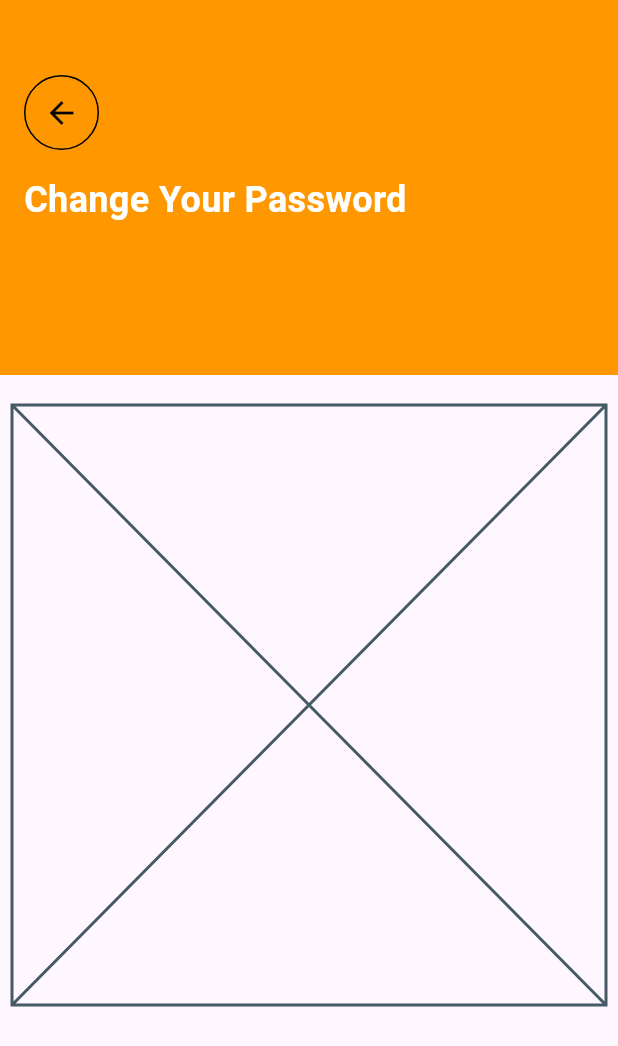
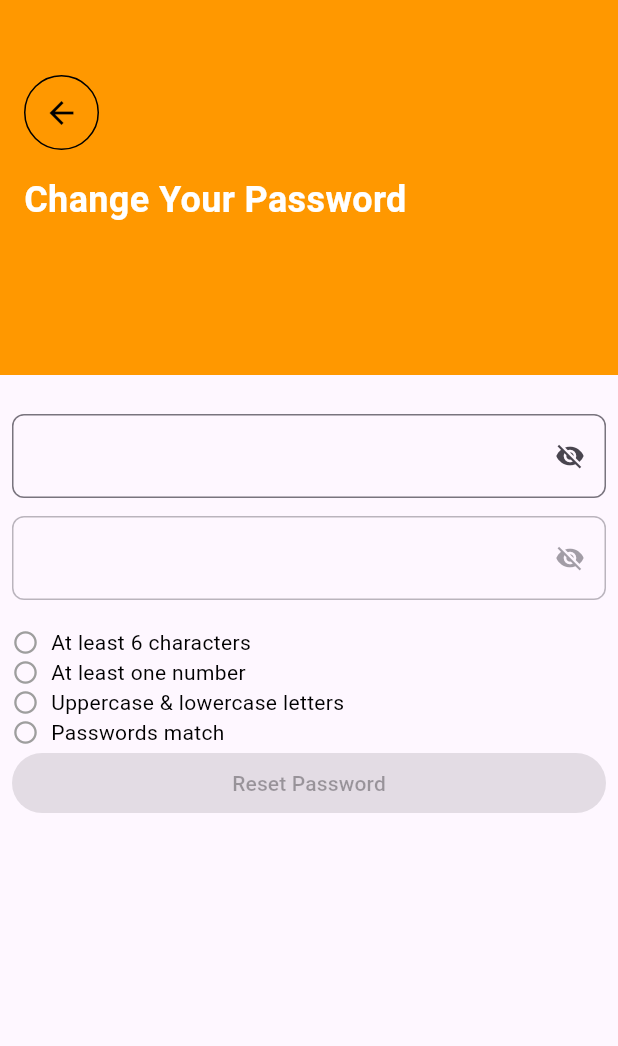
Before and after one commit to farhad-fbm/auth_flutter, a Flutter app: the ChangedPasswordScreen screen opened directly, on a phone screen of 412 x 824 dp. Shown: the top 1046 px of the screen. Run offline on Flutter 3.47's test engine with Material 3 defaults, Android fonts, the phone set to English and light mode, and no system bars.

Commit message:
fixed password update UI

```diff
--- a/lib/common/custom_forget_button.dart
+++ b/lib/common/custom_forget_button.dart
@@ -18,6 +18,7 @@ class CustomForgetButton extends StatelessWidget {
       width: double.infinity,
       child: ElevatedButton(
         onPressed: onPressed,
+
         style: ElevatedButton.styleFrom(
           backgroundColor: bgColor,
           foregroundColor: Colors.black,
@@ -25,6 +26,7 @@ class CustomForgetButton extends StatelessWidget {
           shape: RoundedRectangleBorder(borderRadius: BorderRadius.circular(8)),
         ),
         child: Text(text),
+
       ),
     );
   }
--- a/lib/common/custom_text_field.dart
+++ b/lib/common/custom_text_field.dart
@@ -2,7 +2,7 @@ import 'package:flutter/material.dart';
 
 class CustomTextField extends StatelessWidget {
   final IconData? icon;
-  final String label;
+  final String? label;
   final TextEditingController controller;
   final bool isPassword;
   final bool obscureText;
@@ -10,11 +10,12 @@ class CustomTextField extends StatelessWidget {
   final bool toggleVisible;
   final TextInputType keyboardType;
   final String? Function(String?)? validator;
+  final void Function(String)? onChanged;
 
   const CustomTextField({
     super.key,
     this.icon,
-    required this.label,
+    this.label,
     required this.controller,
     this.isPassword = false,
     this.obscureText = false,
@@ -22,6 +23,7 @@ class CustomTextField extends StatelessWidget {
     this.toggleVisible = false,
     this.keyboardType = TextInputType.text,
     this.validator,
+    this.onChanged,
   });
 
   @override
@@ -33,6 +35,7 @@ class CustomTextField extends StatelessWidget {
         obscureText: obscureText,
         keyboardType: keyboardType,
         validator: validator,
+        onChanged: onChanged,
         decoration: InputDecoration(
           labelText: label,
           border: OutlineInputBorder(borderRadius: BorderRadius.circular(8)),
--- a/lib/screens/changed_password_screen.dart
+++ b/lib/screens/changed_password_screen.dart
@@ -1,5 +1,6 @@
 import 'package:flutter/material.dart';
 import 'package:uione/common/custom_back_button.dart';
+import 'package:uione/common/custom_text_field.dart';
 import 'package:uione/constant/app_colors.dart';
 
 class ChangedPasswordScreen extends StatelessWidget {
@@ -52,8 +53,138 @@ class PasswordInput extends StatefulWidget {
 }
 
 class _PasswordInputState extends State<PasswordInput> {
+  final TextEditingController passwordController = TextEditingController();
+  final TextEditingController confirmPasswordController =
+      TextEditingController();
+
+  bool passwordVisible = false;
+  bool confirmPasswordVisible = false;
+
+  bool hasMinLength = false;
+  bool hasNumber = false;
+  bool hasUpperLower = false;
+  bool passwordsMatch = false;
+
+  void validatePassword(String password) {
+    setState(() {
+      hasMinLength = password.length >= 6;
+      hasNumber = RegExp(r'[0-9]').hasMatch(password);
+      hasUpperLower =
+          RegExp(r'[A-Z]').hasMatch(password) &&
+          RegExp(r'[a-z]').hasMatch(password);
+
+      // update match check too
+      passwordsMatch = password == confirmPasswordController.text;
+    });
+  }
+
+  void validateConfirmPassword(String confirmPassword) {
+    setState(() {
+      passwordsMatch = confirmPassword == passwordController.text;
+    });
+  }
+
+  bool get isPasswordValid => hasMinLength && hasNumber && hasUpperLower;
+
+  @override
+  void dispose() {
+    passwordController.dispose();
+    confirmPasswordController.dispose();
+    super.dispose();
+  }
+
   @override
   Widget build(BuildContext context) {
-    return const Placeholder();
+    return Column(
+      crossAxisAlignment: CrossAxisAlignment.stretch,
+      children: [
+        // Password field
+        CustomTextField(
+          controller: passwordController,
+          isPassword: true,
+          obscureText: !passwordVisible,
+          onToggle: () {
+            setState(() => passwordVisible = !passwordVisible);
+          },
+          toggleVisible: passwordVisible,
+          onChanged: validatePassword,
+          validator: (value) {
+            if (value == null || value.isEmpty) {
+              return "Please enter your password";
+            }
+            return null;
+          },
+        ),
+
+        // Confirm password field (disabled until valid password)
+        IgnorePointer(
+          ignoring: !isPasswordValid,
+          child: Opacity(
+            opacity: isPasswordValid ? 1 : 0.5,
+            child: CustomTextField(
+              controller: confirmPasswordController,
+              isPassword: true,
+              obscureText: !confirmPasswordVisible,
+              onToggle: () {
+                setState(
+                  () => confirmPasswordVisible = !confirmPasswordVisible,
+                );
+              },
+              toggleVisible: confirmPasswordVisible,
+              onChanged: validateConfirmPassword,
+              validator: (value) {
+                if (value == null || value.isEmpty) {
+                  return "Please confirm your password";
+                }
+                if (value != passwordController.text) {
+                  return "Passwords do not match";
+                }
+                return null;
+              },
+            ),
+          ),
+        ),
+
+        const SizedBox(height: 12),
+
+        // Conditions
+        buildConditionRow("At least 6 characters", hasMinLength),
+        buildConditionRow("At least one number", hasNumber),
+        buildConditionRow("Uppercase & lowercase letters", hasUpperLower),
+        buildConditionRow("Passwords match", passwordsMatch),
+
+        ElevatedButton(
+          onPressed:
+              passwordsMatch
+                  ? () {
+                    ScaffoldMessenger.of(context).showSnackBar(
+                      const SnackBar(
+                        content: Text("Password reset successful!"),
+                      ),
+                    );
+                  }
+                  : null,
+          style: ElevatedButton.styleFrom(
+            backgroundColor: passwordsMatch ? AppColors.bg4 : AppColors.bg3,
+            foregroundColor: passwordsMatch ? AppColors.bg2 : AppColors.bg1,
+          ),
+          child: const Text('Reset Password'),
+        ),
+      ],
+    );
+  }
+
+  Widget buildConditionRow(String text, bool isValid) {
+    return Row(
+      children: [
+        Icon(
+          isValid ? Icons.check_circle : Icons.radio_button_unchecked,
+          color: isValid ? AppColors.bg4 : AppColors.bg3,
+          size: 18,
+        ),
+        const SizedBox(width: 8),
+        Text(text, style: TextStyle(color: AppColors.bg2, fontSize: 14)),
+      ],
+    );
   }
 }
--- a/lib/screens/forget_password_screen.dart
+++ b/lib/screens/forget_password_screen.dart
@@ -69,6 +69,7 @@ class _EmailInputState extends State<EmailInput> {
     emailController.addListener(() {
       final email = emailController.text.trim();
       final isValid = validateEmail(email);
+
       if (isValid != isValidEmail) {
         setState(() {
           isValidEmail = isValid;
@@ -122,8 +123,10 @@ class _EmailInputState extends State<EmailInput> {
               ),
             ),
           ),
+
         ),
       ],
     );
+
   }
 }
```
Also changed, not shown: lib/screens/car_owner.dart (+1 -36 lines).
